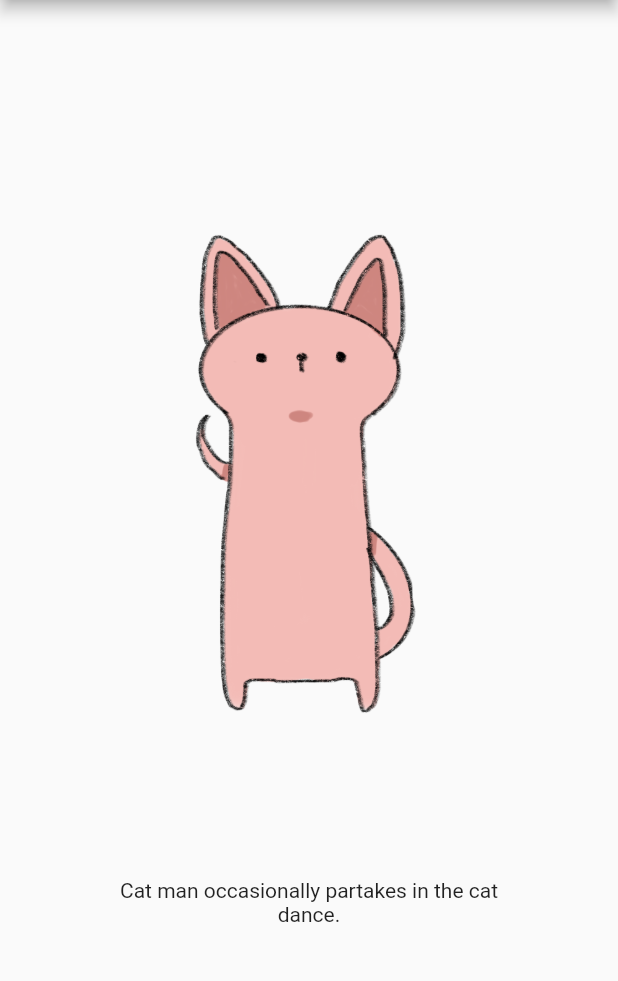
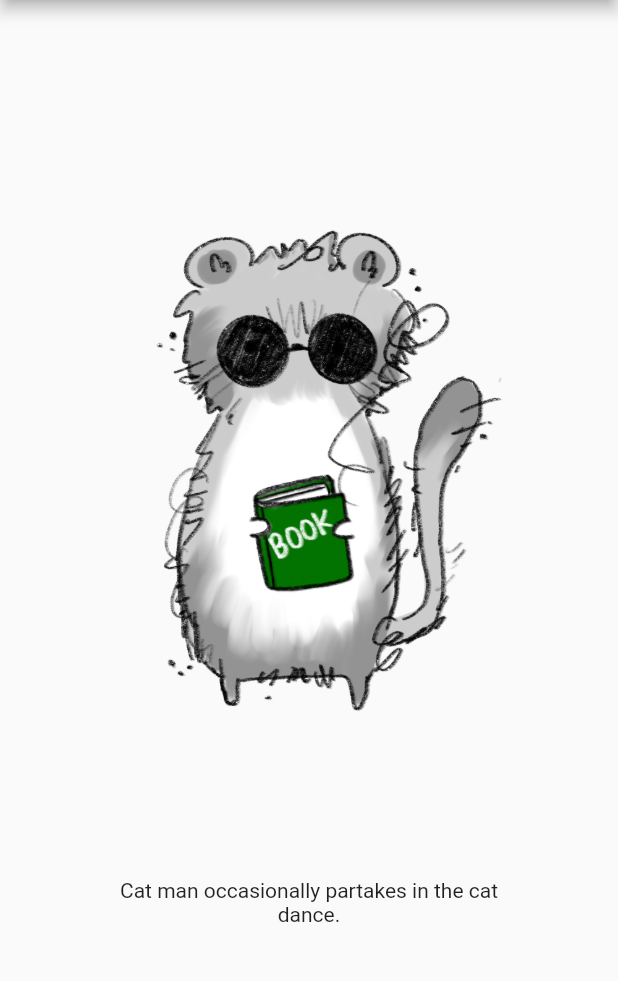
Before and after one commit to Xavier-MD/fortune_cat, a Flutter app: the screen it shows after launch, on a phone screen of 412 x 824 dp, the part 84-1065 px from its top. Run offline on Flutter 3.47's test engine with Material 2 defaults, Android fonts, the phone set to English and light mode, and no system bars; our stand-ins replace responsive_sizer.

Commit message:
Added preview for cat image stack.

```diff
--- a/lib/ui/pages/home_page.dart
+++ b/lib/ui/pages/home_page.dart
@@ -35,7 +35,19 @@ class _HomePageState extends State<HomePage> {
                 Image(
                   width: 80.0.w,
                   fit: BoxFit.fitWidth,
-                  image: const AssetImage('assets/images/cats/applebottom.png'),
+                  image: const AssetImage('assets/images/cats/nigel.png'),
+                ),
+                Image(
+                  width: 80.0.w,
+                  fit: BoxFit.fitWidth,
+                  image: const AssetImage(
+                      'assets/images/accessories/eyes/sunglasses_1.png'),
+                ),
+                Image(
+                  width: 80.0.w,
+                  fit: BoxFit.fitWidth,
+                  image: const AssetImage(
+                      'assets/images/accessories/paws/book_1.png'),
                 ),
               ],
             ),
```
